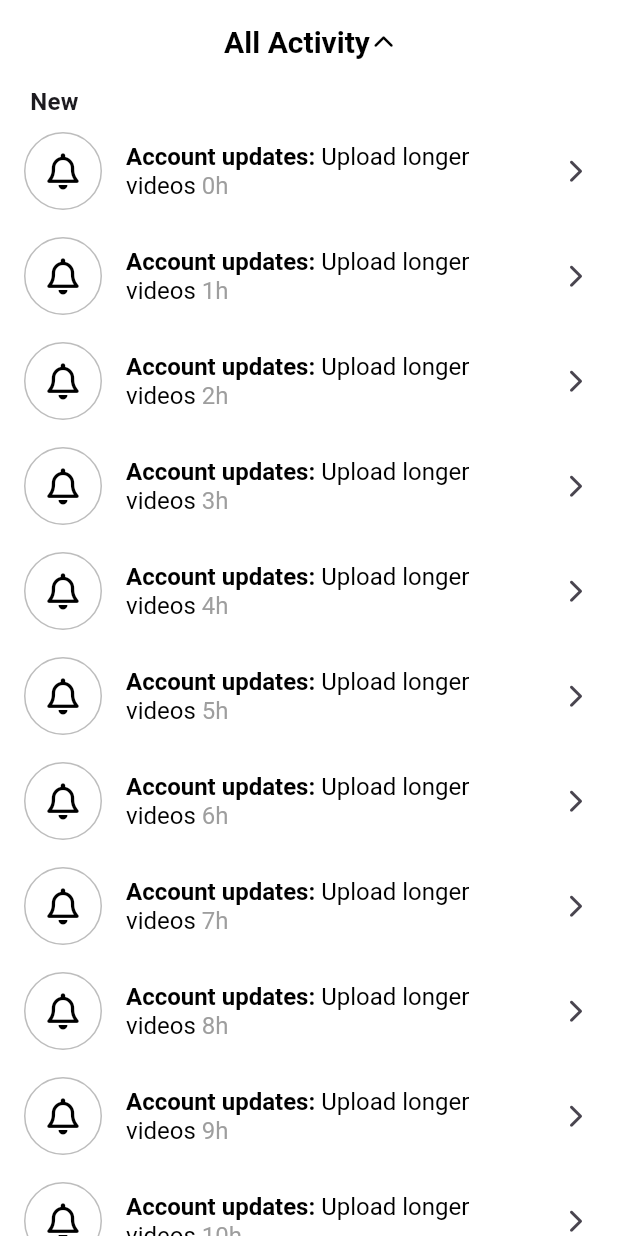
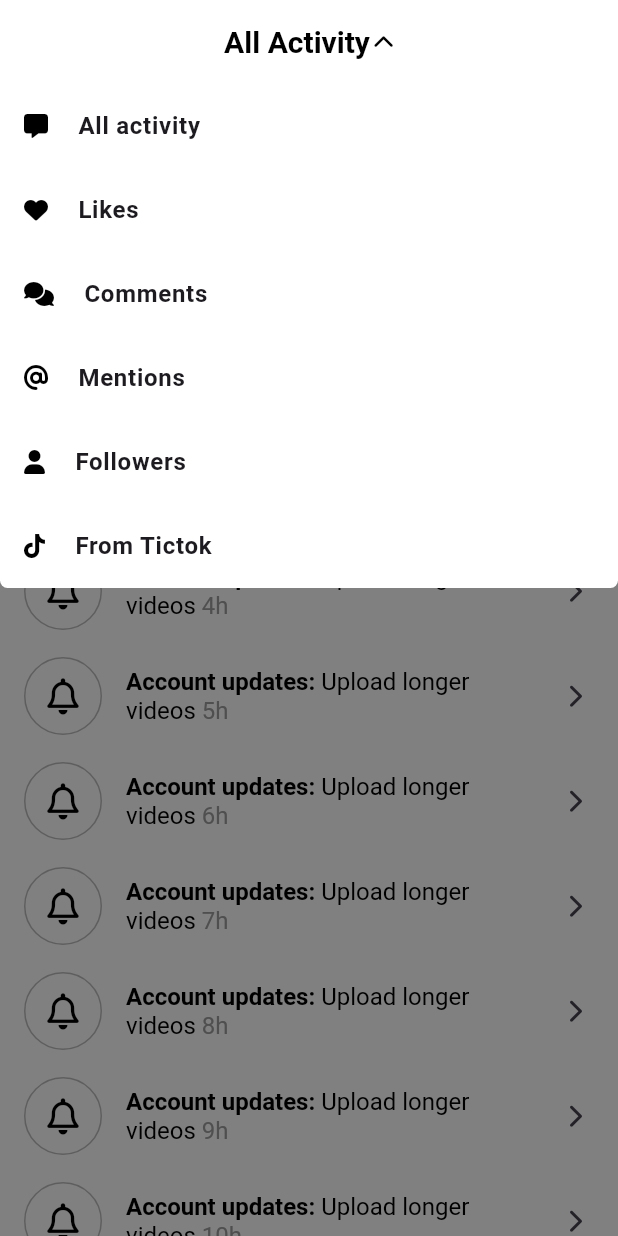
Before and after one commit to ardenspace/practice-flutter2, a Flutter app: the screen it shows after launch, after a tap on "All Activity", on a phone screen of 412 x 824 dp. Run offline on Flutter 3.47's test engine with Material 3 defaults, Android fonts, the phone set to English and light mode, and no system bars; our stand-ins replace font_awesome_flutter, video_player, visibility_detector.

Commit message:
fix: add animation method

```diff
--- a/lib/features/inbox/activity_screen.dart
+++ b/lib/features/inbox/activity_screen.dart
@@ -18,15 +18,49 @@ class _ActivityScreenState extends State<ActivityScreen>
     (index) => "${index}h",
   );
 
+  final List<Map<String, dynamic>> _tabs = [
+    {
+      "title": "All activity",
+      "icon": FontAwesomeIcons.solidMessage,
+    },
+    {"title": "Likes", "icon": FontAwesomeIcons.solidHeart},
+    {
+      "title": "Comments",
+      "icon": FontAwesomeIcons.solidComments,
+    },
+    {"title": "Mentions", "icon": FontAwesomeIcons.at},
+    {
+      "title": "Followers",
+      "icon": FontAwesomeIcons.solidUser,
+    },
+    {
+      "title": "From Tictok",
+      "icon": FontAwesomeIcons.tiktok,
+    },
+  ];
+
+  bool _showBarrier = false;
+
   late final AnimationController _animationController =
       AnimationController(
         vsync: this,
         duration: const Duration(milliseconds: 200),
       );
 
-  late final Animation<double> _animation = Tween(
+  late final Animation<double> _arrowAnimation = Tween(
     begin: 0.0,
     end: 0.5,
+  ).animate(_animationController);
+
+  late final Animation<Color?> _barrierAnimation =
+      ColorTween(
+        begin: Colors.transparent,
+        end: Colors.black.withValues(alpha: 0.5),
+      ).animate(_animationController);
+
+  late final Animation<Offset> _panelAnimation = Tween(
+    begin: const Offset(0, -1),
+    end: const Offset(0, 0),
   ).animate(_animationController);
 
   void _onDismissed(String notification) {
@@ -35,12 +69,16 @@ class _ActivityScreenState extends State<ActivityScreen>
     });
   }
 
-  void _onTitleTap() {
+  void _toggleAnimation() async {
     if (_animationController.isCompleted) {
-      _animationController.reverse();
+      await _animationController.reverse();
     } else {
       _animationController.forward();
     }
+
+    setState(() {
+      _showBarrier = !_showBarrier;
+    });
   }
 
   // @override
@@ -54,14 +92,14 @@ class _ActivityScreenState extends State<ActivityScreen>
     return Scaffold(
       appBar: AppBar(
         title: GestureDetector(
-          onTap: _onTitleTap,
+          onTap: _toggleAnimation,
           child: Row(
             mainAxisAlignment: MainAxisAlignment.center,
             children: [
               const Text("All Activity"),
               Gaps.h2,
               RotationTransition(
-                turns: _animation,
+                turns: _arrowAnimation,
                 child: const FaIcon(
                   FontAwesomeIcons.chevronDown,
                   size: Sizes.size14,
@@ -71,7 +109,9 @@ class _ActivityScreenState extends State<ActivityScreen>
           ),
         ),
       ),
-      body: ListView(
+      body: Stack(
+        children: [
+          ListView(
             children: [
               Gaps.h20,
               const Padding(
@@ -172,6 +212,51 @@ class _ActivityScreenState extends State<ActivityScreen>
                 ),
             ],
           ),
+          if (_showBarrier)
+            AnimatedModalBarrier(
+              dismissible: true,
+              color: _barrierAnimation,
+              onDismiss: _toggleAnimation,
+            ),
+          SlideTransition(
+            position: _panelAnimation,
+            child: Container(
+              decoration: const BoxDecoration(
+                color: Colors.white,
+                borderRadius: BorderRadius.only(
+                  bottomLeft: Radius.circular(Sizes.size5),
+                  bottomRight: Radius.circular(Sizes.size5),
+                ),
+              ),
+              child: Column(
+                mainAxisSize: MainAxisSize.min,
+                children: [
+                  for (var tab in _tabs)
+                    ListTile(
+                      title: Row(
+                        children: [
+                          FaIcon(
+                            tab["icon"],
+                            color: Colors.black,
+                            size: Sizes.size16,
+                          ),
+                          Gaps.h20,
+                          Text(
+                            tab["title"],
+                            style: const TextStyle(
+                              fontWeight: FontWeight.bold,
+                              fontSize: Sizes.size16,
+                            ),
+                          ),
+                        ],
+                      ),
+                    ),
+                ],
+              ),
+            ),
+          ),
+        ],
+      ),
     );
   }
 }
```
Lines whose indentation alone changed are shown as unchanged.
